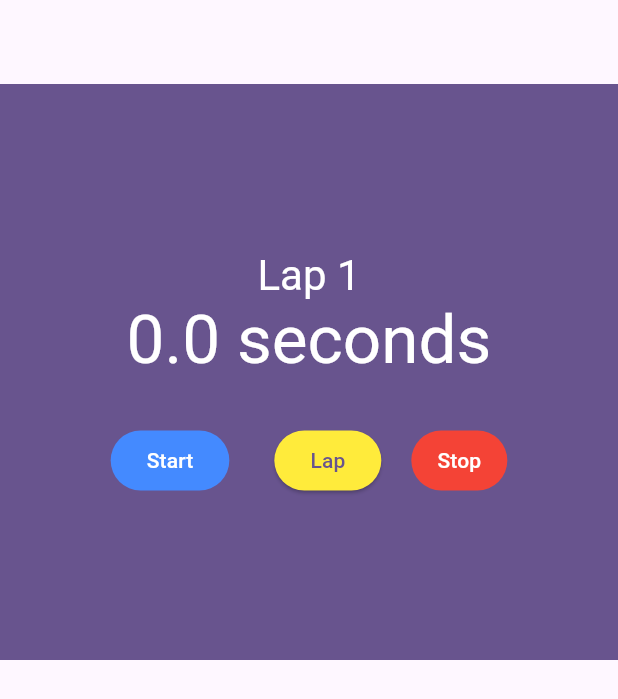
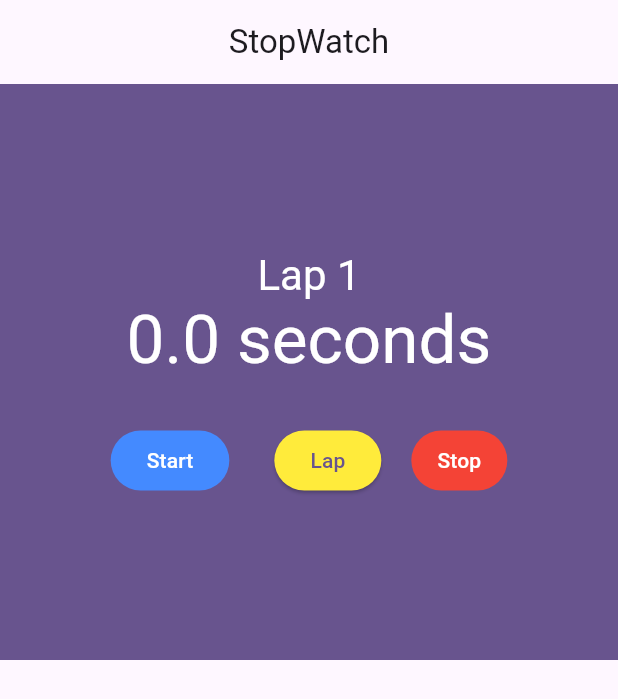
Before and after one commit to Wil-Wena/stopwatch, a Flutter app: the screen it shows after launch, after a tap on "Continue", on a phone screen of 412 x 824 dp. Shown: the top 699 px of the screen. Run offline on Flutter 3.47's test engine with Material 2 defaults, Android fonts, the phone set to English and light mode, and no system bars.

Commit message:
Custom Routes added

```diff
--- a/lib/login_screen.dart
+++ b/lib/login_screen.dart
@@ -2,6 +2,7 @@ import 'package:flutter/material.dart';
 import 'package:stopwatch/stopwatch.dart';
 
 class LoginScreen extends StatefulWidget {
+  static const route = '/login';
   const LoginScreen({super.key});
 
   @override
@@ -24,8 +25,8 @@ class _LoginScreenState extends State<LoginScreen> {
     final name = nameController.text;
     final email = emailController.text;
 
-    Navigator.of(context).pushReplacement(
-        MaterialPageRoute(builder: (_) => StopWatch(name: name, email: email)));
+    Navigator.of(context)
+        .pushReplacementNamed(StopWatch.route, arguments: name);
   }
 
   @override
--- a/lib/main.dart
+++ b/lib/main.dart
@@ -13,12 +13,18 @@ class MyApp extends StatelessWidget {
   @override
   Widget build(BuildContext context) {
     return MaterialApp(
+      routes: {
+        '/': (context) => LoginScreen(),
+        LoginScreen.route: (context) => LoginScreen(),
+        StopWatch.route: (context) => StopWatch(),
+      },
+      initialRoute: '/',
       debugShowCheckedModeBanner: false,
       theme: ThemeData(
         colorScheme: ColorScheme.fromSeed(seedColor: Colors.deepPurple),
         useMaterial3: true,
       ),
-      home: LoginScreen(),
+      //home: LoginScreen(),
     );
   }
 }
--- a/lib/stopwatch.dart
+++ b/lib/stopwatch.dart
@@ -3,9 +3,10 @@ import 'dart:async';
 import 'package:flutter/material.dart';
 
 class StopWatch extends StatefulWidget {
-  final String name;
-  final String email;
-  const StopWatch({super.key, required this.name, required this.email});
+  static const route = '/stopwatch';
+  final String? name;
+  final String? email;
+  const StopWatch({super.key, this.name, this.email});
 
   @override
   State<StopWatch> createState() => _StopWatchState();
@@ -89,7 +90,7 @@ class _StopWatchState extends State<StopWatch> {
     return Scaffold(
       appBar: AppBar(
         centerTitle: true,
-        title: Text(widget.name),
+        title: Text("StopWatch"),
       ),
       body: Column(
         children: [
```
